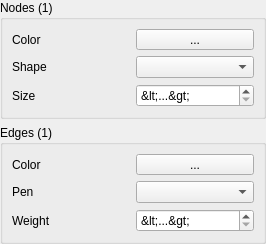
First picture: the form in dpss/src/common/CNodeEdgePropertiesUI.ui, repository ArsMasiuk/DPSE, before the edit.
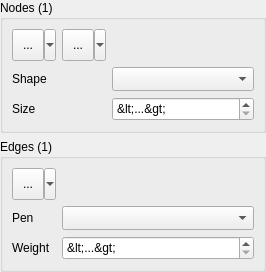
Second picture: the form after the edit. Custom widgets are drawn as their Qt base class.

Patch:
```diff
--- a/dpss/src/common/CNodeEdgePropertiesUI.ui
+++ b/dpss/src/common/CNodeEdgePropertiesUI.ui
@@ -7,7 +7,7 @@
     <x>0</x>
     <y>0</y>
     <width>266</width>
-    <height>214</height>
+    <height>240</height>
    </rect>
   </property>
   <property name="sizePolicy">
@@ -38,14 +38,14 @@
       <string>Nodes (1)</string>
      </property>
      <layout class="QGridLayout" name="gridLayout">
-      <item row="3" column="0">
+      <item row="4" column="0">
        <widget class="QLabel" name="label_2">
         <property name="text">
          <string>Size</string>
         </property>
        </widget>
       </item>
-      <item row="3" column="1">
+      <item row="4" column="2">
        <widget class="QSpinBox" name="NodeSize">
         <property name="sizePolicy">
          <sizepolicy hsizetype="Preferred" vsizetype="Fixed">
@@ -53,6 +53,12 @@
           <verstretch>0</verstretch>
          </sizepolicy>
         </property>
+        <property name="minimumSize">
+         <size>
+          <width>0</width>
+          <height>24</height>
+         </size>
+        </property>
         <property name="specialValueText">
          <string>&lt;...&gt;</string>
         </property>
@@ -67,7 +73,7 @@
         </property>
        </widget>
       </item>
-      <item row="1" column="1">
+      <item row="2" column="2">
        <widget class="QComboBox" name="NodeShape">
         <property name="sizePolicy">
          <sizepolicy hsizetype="Preferred" vsizetype="Fixed">
@@ -75,32 +81,68 @@
           <verstretch>0</verstretch>
          </sizepolicy>
         </property>
+        <property name="minimumSize">
+         <size>
+          <width>0</width>
+          <height>24</height>
+         </size>
+        </property>
        </widget>
       </item>
-      <item row="1" column="0">
+      <item row="2" column="0">
        <widget class="QLabel" name="label_3">
         <property name="text">
          <string>Shape</string>
         </property>
        </widget>
       </item>
-      <item row="0" column="1">
+      <item row="1" column="0">
        <widget class="QSint::ColorButton" name="NodeColor">
         <property name="sizePolicy">
-         <sizepolicy hsizetype="Preferred" vsizetype="Fixed">
+         <sizepolicy hsizetype="Fixed" vsizetype="Fixed">
           <horstretch>0</horstretch>
           <verstretch>0</verstretch>
          </sizepolicy>
         </property>
+        <property name="minimumSize">
+         <size>
+          <width>44</width>
+          <height>32</height>
+         </size>
+        </property>
         <property name="text">
          <string>...</string>
         </property>
+        <property name="iconSize">
+         <size>
+          <width>20</width>
+          <height>20</height>
+         </size>
+        </property>
+        <property name="popupMode">
+         <enum>QToolButton::MenuButtonPopup</enum>
+        </property>
        </widget>
       </item>
-      <item row="0" column="0">
-       <widget class="QLabel" name="label">
+      <item row="1" column="1">
+       <widget class="QToolButton" name="NodeShapeTB">
+        <property name="minimumSize">
+         <size>
+          <width>44</width>
+          <height>32</height>
+         </size>
+        </property>
         <property name="text">
-         <string>Color</string>
+         <string>...</string>
+        </property>
+        <property name="iconSize">
+         <size>
+          <width>20</width>
+          <height>20</height>
+         </size>
+        </property>
+        <property name="popupMode">
+         <enum>QToolButton::MenuButtonPopup</enum>
         </property>
        </widget>
       </item>
@@ -121,25 +163,11 @@
           <verstretch>0</verstretch>
          </sizepolicy>
         </property>
-       </widget>
-      </item>
-      <item row="0" column="0">
-       <widget class="QLabel" name="label_7">
-        <property name="text">
-         <string>Color</string>
-        </property>
-       </widget>
-      </item>
-      <item row="0" column="1">
-       <widget class="QSint::ColorButton" name="EdgeColor">
-        <property name="sizePolicy">
-         <sizepolicy hsizetype="Preferred" vsizetype="Fixed">
-          <horstretch>0</horstretch>
-          <verstretch>0</verstretch>
-         </sizepolicy>
-        </property>
-        <property name="text">
-         <string>...</string>
+        <property name="minimumSize">
+         <size>
+          <width>0</width>
+          <height>24</height>
+         </size>
         </property>
        </widget>
       </item>
@@ -158,6 +186,12 @@
           <verstretch>0</verstretch>
          </sizepolicy>
         </property>
+        <property name="minimumSize">
+         <size>
+          <width>0</width>
+          <height>24</height>
+         </size>
+        </property>
         <property name="specialValueText">
          <string>&lt;...&gt;</string>
         </property>
@@ -179,6 +213,34 @@
         </property>
        </widget>
       </item>
+      <item row="0" column="0">
+       <widget class="QSint::ColorButton" name="EdgeColor">
+        <property name="sizePolicy">
+         <sizepolicy hsizetype="Fixed" vsizetype="Fixed">
+          <horstretch>0</horstretch>
+          <verstretch>0</verstretch>
+         </sizepolicy>
+        </property>
+        <property name="minimumSize">
+         <size>
+          <width>44</width>
+          <height>32</height>
+         </size>
+        </property>
+        <property name="text">
+         <string>...</string>
+        </property>
+        <property name="iconSize">
+         <size>
+          <width>20</width>
+          <height>20</height>
+         </size>
+        </property>
+        <property name="popupMode">
+         <enum>QToolButton::MenuButtonPopup</enum>
+        </property>
+       </widget>
+      </item>
      </layout>
     </widget>
    </item>
```
Left out of the diff: 3 changed lines with no effect on the pictures.
